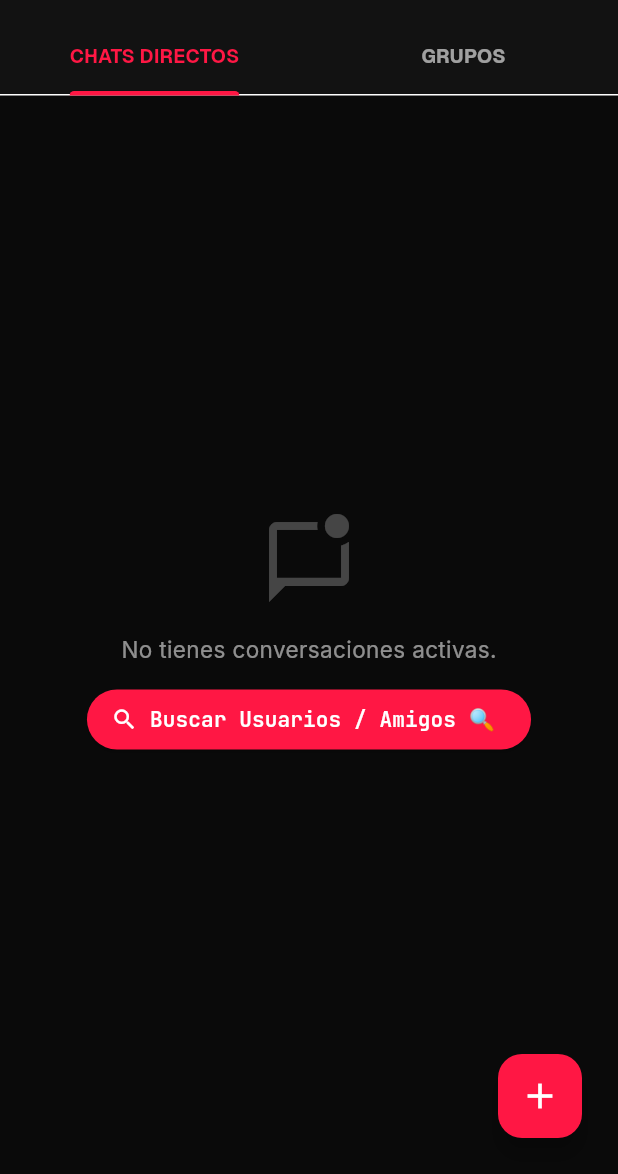
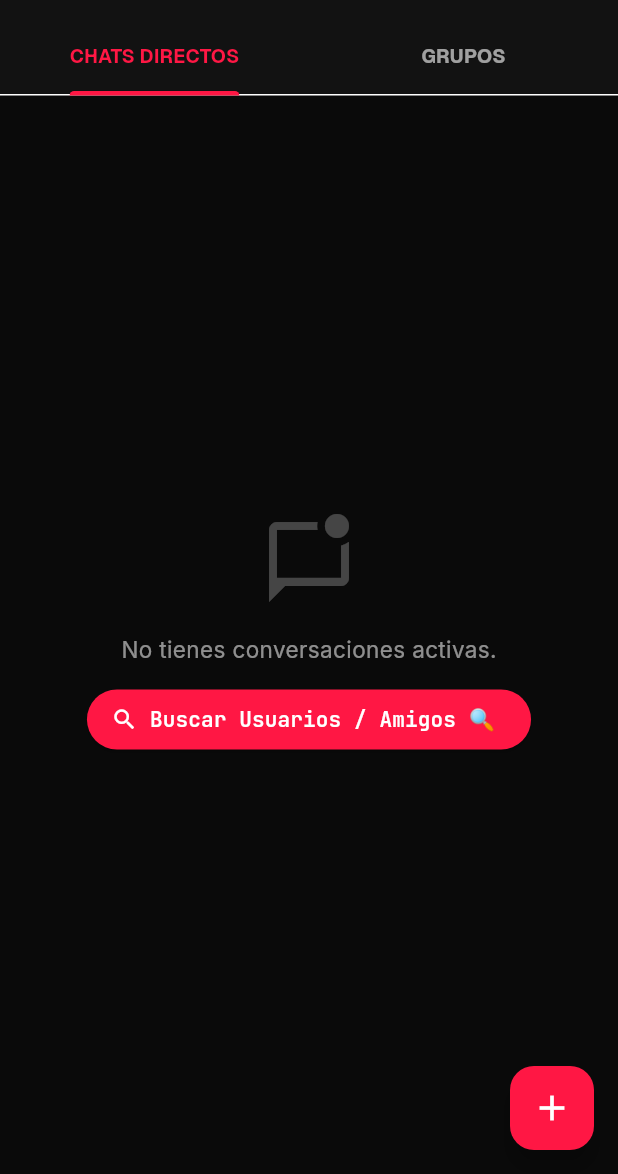
Before and after one commit to Yuk1Katsume/crystalapp, a Flutter app: the screen it shows once a user with an empty profile is signed in, on a phone screen of 412 x 824 dp, the part 62-1236 px from its top. Run offline on Flutter 3.47's test engine with Material 3 defaults, Android fonts, the light colour scheme and no system bars; our stand-ins replace audioplayers, cloud_firestore, firebase_auth, firebase_core, google_fonts, image_picker and 6 more; missing offline and left inert: record; accounts and stored records are empty; network calls fail.

Commit message:
release: v1.3.5+100017 - Alineacion correcta a la derecha de los botones Buscar Usuarios y Crear Grupo sobre el boton principal

```diff
--- a/lib/screens/home_screen.dart
+++ b/lib/screens/home_screen.dart
@@ -370,17 +370,15 @@ class _HomeScreenState extends State<HomeScreen> with TickerProviderStateMixin {
   }
 
   Widget _buildAnimatedExpandableFab() {
-    return Container(
-      alignment: Alignment.bottomRight,
-      margin: const EdgeInsets.only(right: 8, bottom: 8),
-      child: Column(
+    return Column(
       mainAxisSize: MainAxisSize.min,
       crossAxisAlignment: CrossAxisAlignment.end,
       children: [
-          SizeTransition(
-            sizeFactor: _expandAnimation,
-            child: ScaleTransition(
+        ScaleTransition(
+          alignment: Alignment.bottomRight,
           scale: _expandAnimation,
+          child: FadeTransition(
+            opacity: _expandAnimation,
             child: Column(
               mainAxisSize: MainAxisSize.min,
               crossAxisAlignment: CrossAxisAlignment.end,
@@ -421,13 +419,12 @@ class _HomeScreenState extends State<HomeScreen> with TickerProviderStateMixin {
           onPressed: _toggleFabMenu,
           child: AnimatedRotation(
             turns: _isFabMenuOpen ? 1.125 : 0.0,
-              duration: const Duration(milliseconds: 350),
+            duration: const Duration(milliseconds: 300),
             curve: Curves.easeInOutBack,
             child: const Icon(Icons.add, size: 28, color: Colors.white),
           ),
         ),
       ],
-      ),
     );
   }
 
@@ -442,23 +439,34 @@ class _HomeScreenState extends State<HomeScreen> with TickerProviderStateMixin {
       mainAxisAlignment: MainAxisAlignment.end,
       children: [
         Container(
-          padding: const EdgeInsets.symmetric(horizontal: 12, vertical: 6),
+          padding: const EdgeInsets.symmetric(horizontal: 12, vertical: 7),
           decoration: BoxDecoration(
             color: const Color(0xFF1E1E1E),
-            borderRadius: BorderRadius.circular(8),
+            borderRadius: BorderRadius.circular(10),
             border: Border.all(color: Colors.white12),
+            boxShadow: [
+              BoxShadow(
+                color: Colors.black.withOpacity(0.4),
+                blurRadius: 6,
+                offset: const Offset(0, 2),
+              ),
+            ],
           ),
           child: Text(
             label,
             style: const TextStyle(color: Colors.white, fontWeight: FontWeight.bold, fontSize: 13),
           ),
         ),
-        const SizedBox(width: 10),
-        FloatingActionButton.small(
+        const SizedBox(width: 12),
+        Padding(
+          padding: const EdgeInsets.only(right: 4),
+          child: FloatingActionButton.small(
             heroTag: label,
             backgroundColor: color,
+            elevation: 4,
             onPressed: onTap,
             child: Icon(icon, color: Colors.white, size: 20),
+          ),
         ),
       ],
     );
--- a/pubspec.yaml
+++ b/pubspec.yaml
@@ -2,7 +2,7 @@ name: crystalapp
 description: "CrystalApp - WhatsApp-like chat app with Firebase"
 publish_to: 'none'
 
-version: 1.3.4+100016
+version: 1.3.5+100017
 
 environment:
   sdk: ^3.12.2
```
Lines whose indentation alone changed are shown as unchanged.
